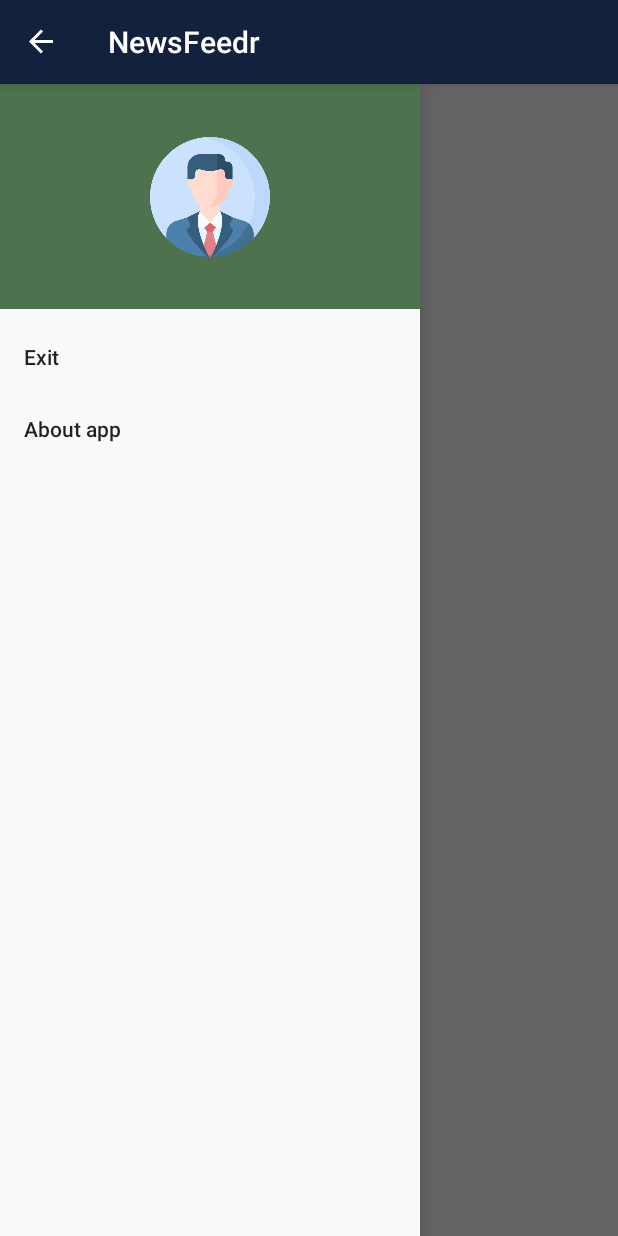
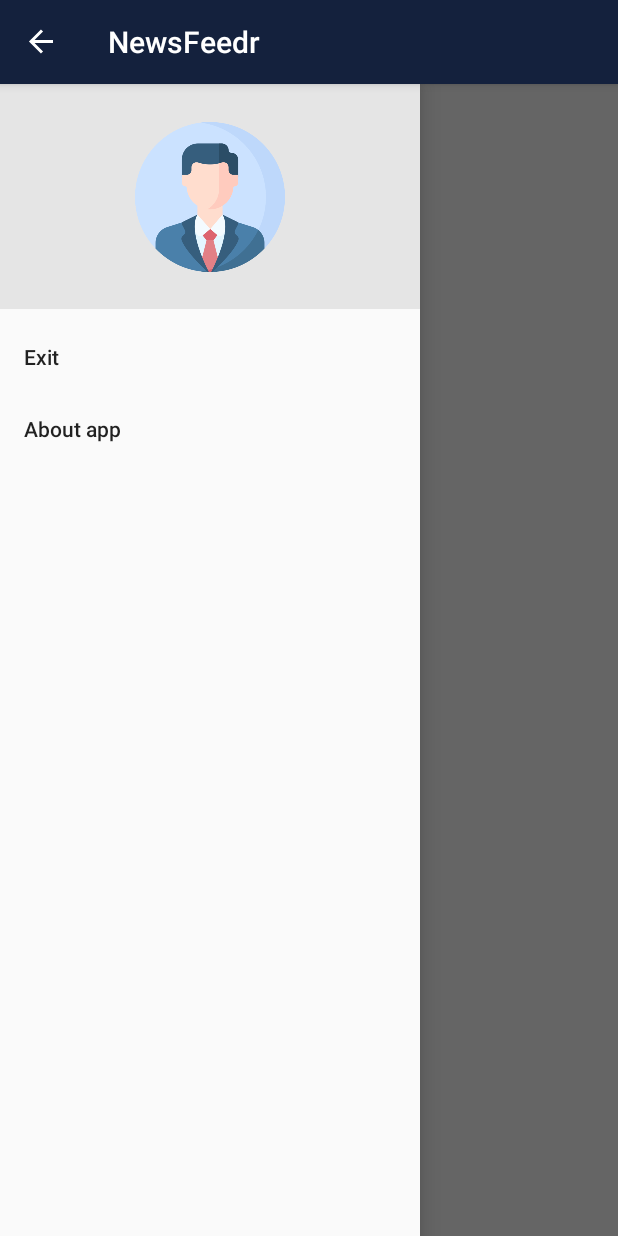
Before and after one commit to YadavYashvant/NewsFeedr, an Android app: the screen it shows after launch (MainActivity), with the side drawer open, on a phone screen of 412 x 824 dp. Run offline under Robolectric (Android 15) with nearby library versions, the phone set to English and light mode, and no system bars; our stand-ins replace Volley; network calls fail; pictures from the network do not load.

Commit message:
changed sidebar

```diff
--- a/app/src/main/res/layout/activity_about.xml
+++ b/app/src/main/res/layout/activity_about.xml
@@ -5,7 +5,7 @@
     android:layout_width="match_parent"
     android:layout_height="match_parent"
     tools:context=".AboutActivity"
-    android:background="#E4F0B2">
+    android:background="#E5E5E5">
 
     <TextView
         android:id="@+id/txtAbout"
--- a/app/src/main/res/layout/item_views.xml
+++ b/app/src/main/res/layout/item_views.xml
@@ -4,7 +4,7 @@
     xmlns:tools="http://schemas.android.com/tools"
     android:layout_width="match_parent"
     android:layout_height="wrap_content"
-    android:layout_marginBottom="50dp"
+    android:layout_marginBottom="35dp"
     android:layout_marginLeft="3dp"
     android:layout_marginTop="5dp"
     android:layout_marginRight="3dp"
@@ -28,7 +28,7 @@
         android:text="TextView"
         android:textSize="16sp"
         android:fontFamily="@font/geologica_auto_bold"
-        android:maxLines="5"
+        android:maxLines="7"
         android:ellipsize="end"
         app:layout_constraintLeft_toLeftOf="parent"
         app:layout_constraintRight_toRightOf="parent"
--- a/app/src/main/res/layout/nav_header.xml
+++ b/app/src/main/res/layout/nav_header.xml
@@ -3,11 +3,11 @@
     xmlns:app="http://schemas.android.com/apk/res-auto"
     android:layout_width="match_parent"
     android:layout_height="150dp"
-    android:background="@color/green">
+    android:background="#E5E5E5">
     <ImageView
         android:id="@+id/imghead"
-        android:layout_width="80dp"
-        android:layout_height="80dp"
+        android:layout_width="100dp"
+        android:layout_height="100dp"
         android:src="@drawable/profile"
         app:layout_constraintBottom_toBottomOf="parent"
         app:layout_constraintEnd_toEndOf="parent"
```
